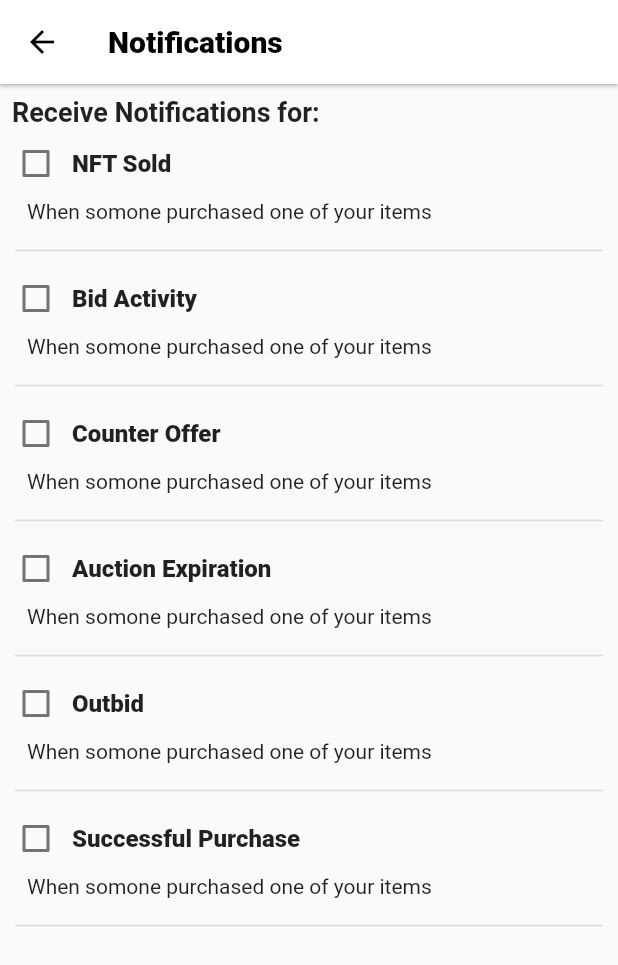
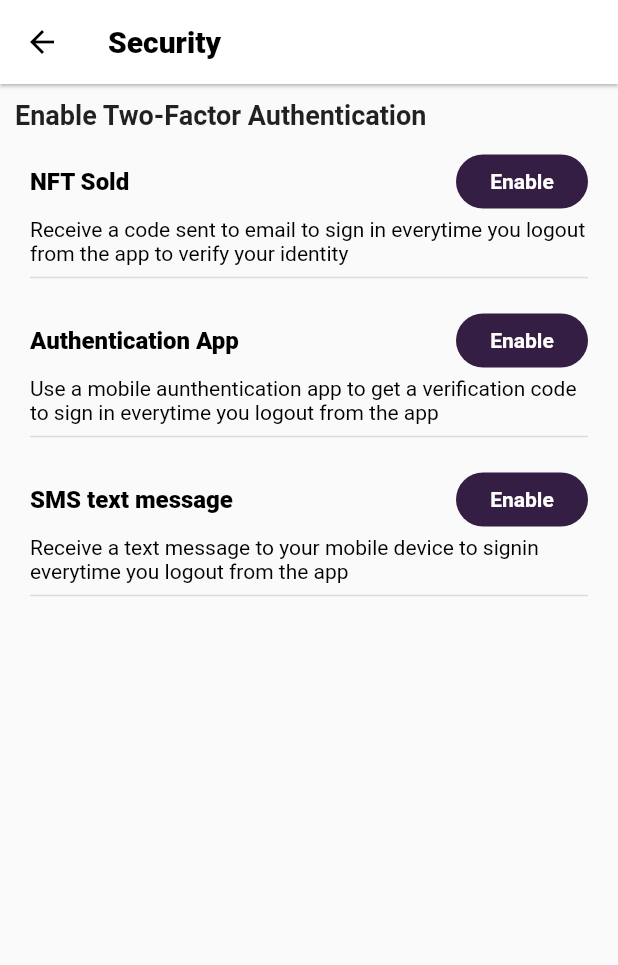
Before and after one commit to shahjash1212/GloballyUnited_UI, a Flutter app: the screen it shows after launch, on a phone screen of 412 x 824 dp. Shown: the top 965 px of the screen. Run offline on Flutter 3.47's test engine with Material 2 defaults, Android fonts, the phone set to English and light mode, and no system bars.

Commit message:
SecurityPage_done

```diff
--- a/lib/homepage.dart
+++ b/lib/homepage.dart
@@ -3,6 +3,7 @@ import 'package:globally_united_ui/model/nfttileinfo.dart';
 import 'package:globally_united_ui/model/profiles.dart';
 import 'package:globally_united_ui/pages/becomeanartist.dart';
 import 'package:globally_united_ui/pages/nft_notification.dart';
+import 'package:globally_united_ui/pages/nft_security.dart';
 import 'package:globally_united_ui/pages/offersreceiverdpage.dart';
 import 'package:globally_united_ui/pages/search1.dart';
 import 'package:globally_united_ui/pages/searchpage.dart';
@@ -24,8 +25,7 @@ class HomePage extends StatelessWidget {
       // body: OffersReceviedPage(),
       // body: NftInfoListView(nfttileinfos: nfttileinfos),
 
-      body: const NotificationPage(),
-
+      body: const NFTSecurityPage(),
 
       // body: GridViewOfProfile(
       //     heightc: heightc, widthc: widthc, profiles: profiels),
--- a/lib/pages/applicationstrings.dart
+++ b/lib/pages/applicationstrings.dart
@@ -30,4 +30,14 @@ class ApplicationStrings {
   static String SEARCH1_SORTBY_AUCTION = 'On Auction';
   static String SEARCH1_SORTBY_PRICEH_L = 'Price:High to Low';
   static String SEARCH1_SORTBY_SOLD = 'Sold';
+
+  static String SECURITY_NFT_TITLE = 'NFT Sold';
+  static String SECURITY_NFT_DISC =
+      'Receive a code sent to email to sign in everytime you logout from the app to verify your identity';
+  static String SECURITY_AUTH_TITLE = 'Authentication App';
+  static String SECURITY_AUTH_DISC =
+      'Use a mobile aunthentication app to get a verification code to sign in everytime you logout from the app';
+  static String SECURITY_SMS_TITLE = 'SMS text message';
+  static String SECURITY_SMS_DISC =
+      'Receive a text message to your mobile device to signin everytime you logout from the app';
 }
--- /dev/null
+++ b/lib/pages/nft_security.dart
@@ -0,0 +1,101 @@
+import 'package:flutter/material.dart';
+import 'package:globally_united_ui/pages/applicationstrings.dart';
+
+class NFTSecurityPage extends StatelessWidget {
+  const NFTSecurityPage({Key? key}) : super(key: key);
+
+  @override
+  Widget build(BuildContext context) {
+    return Scaffold(
+      appBar: AppBar(
+        backgroundColor: Colors.white,
+        elevation: 1,
+        leading: const BackButton(
+          color: Colors.black,
+        ),
+        title: const Text(
+          "Security",
+          style: TextStyle(
+              fontSize: 20, fontWeight: FontWeight.w800, color: Colors.black),
+        ),
+      ),
+      body: Padding(
+        padding: EdgeInsets.all(10),
+        child: Column(
+          crossAxisAlignment: CrossAxisAlignment.start,
+          children: [
+            const Text(
+              "Enable Two-Factor Authentication",
+              style: TextStyle(fontSize: 18, fontWeight: FontWeight.w700),
+            ),
+            NFTSecurityItem(
+              title: ApplicationStrings.SECURITY_NFT_TITLE,
+              discription: ApplicationStrings.SECURITY_NFT_DISC,
+            ),
+            NFTSecurityItem(
+              title: ApplicationStrings.SECURITY_AUTH_TITLE,
+              discription: ApplicationStrings.SECURITY_AUTH_DISC,
+            ),
+            NFTSecurityItem(
+              title: ApplicationStrings.SECURITY_SMS_TITLE,
+              discription: ApplicationStrings.SECURITY_SMS_DISC,
+            ),
+          ],
+        ),
+      ),
+    );
+  }
+}
+
+class NFTSecurityItem extends StatelessWidget {
+  const NFTSecurityItem({
+    Key? key,
+    required this.title,
+    required this.discription,
+  }) : super(key: key);
+
+  final title;
+  final discription;
+
+  @override
+  Widget build(BuildContext context) {
+    return Padding(
+      padding: const EdgeInsets.symmetric(horizontal: 10),
+      child: Column(
+        children: [
+          const SizedBox(height: 10),
+          Row(
+            mainAxisAlignment: MainAxisAlignment.spaceBetween,
+            children: [
+              Text(
+                title,
+                style: const TextStyle(
+                    fontSize: 16,
+                    fontWeight: FontWeight.w800,
+                    color: Colors.black),
+              ),
+              RaisedButton(
+                elevation: 0,
+                color: const Color(0xff341e43),
+                shape: RoundedRectangleBorder(
+                    borderRadius: BorderRadius.circular(18)),
+                onPressed: () {},
+                child: const Text(
+                  "Enable",
+                  style: TextStyle(
+                      color: Colors.white, fontWeight: FontWeight.w700),
+                ),
+              )
+            ],
+          ),
+          Text(
+            discription,
+            style: const TextStyle(
+                fontSize: 14, fontWeight: FontWeight.w400, color: Colors.black),
+          ),
+          const Divider(thickness: 1)
+        ],
+      ),
+    );
+  }
+}
```
